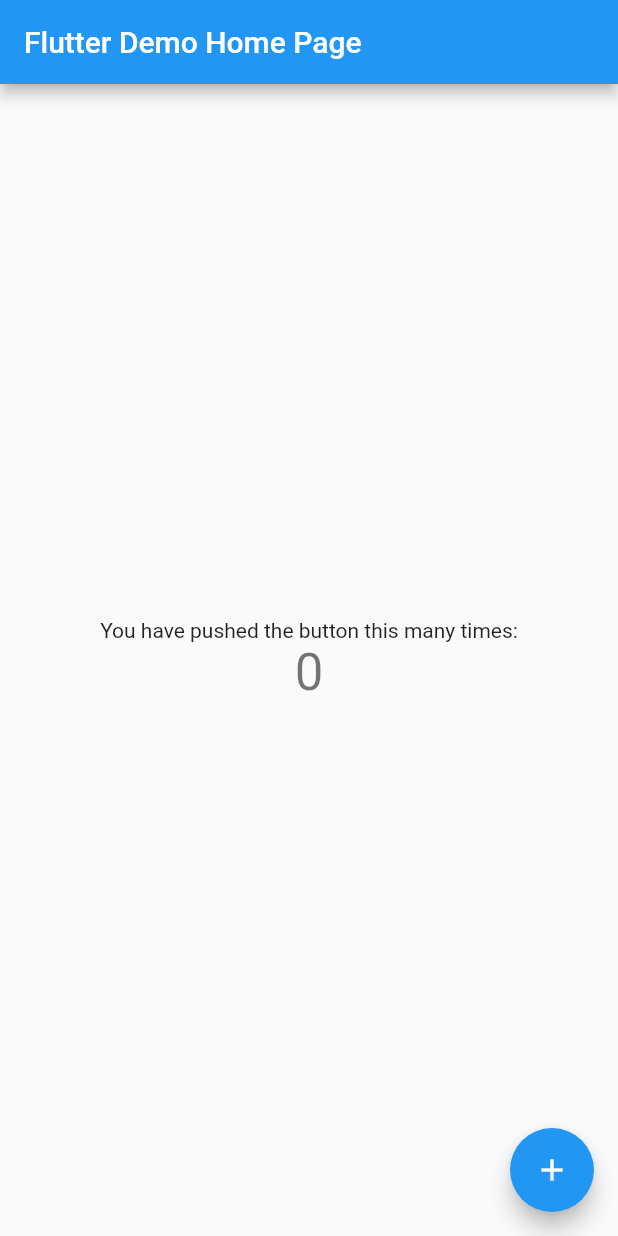
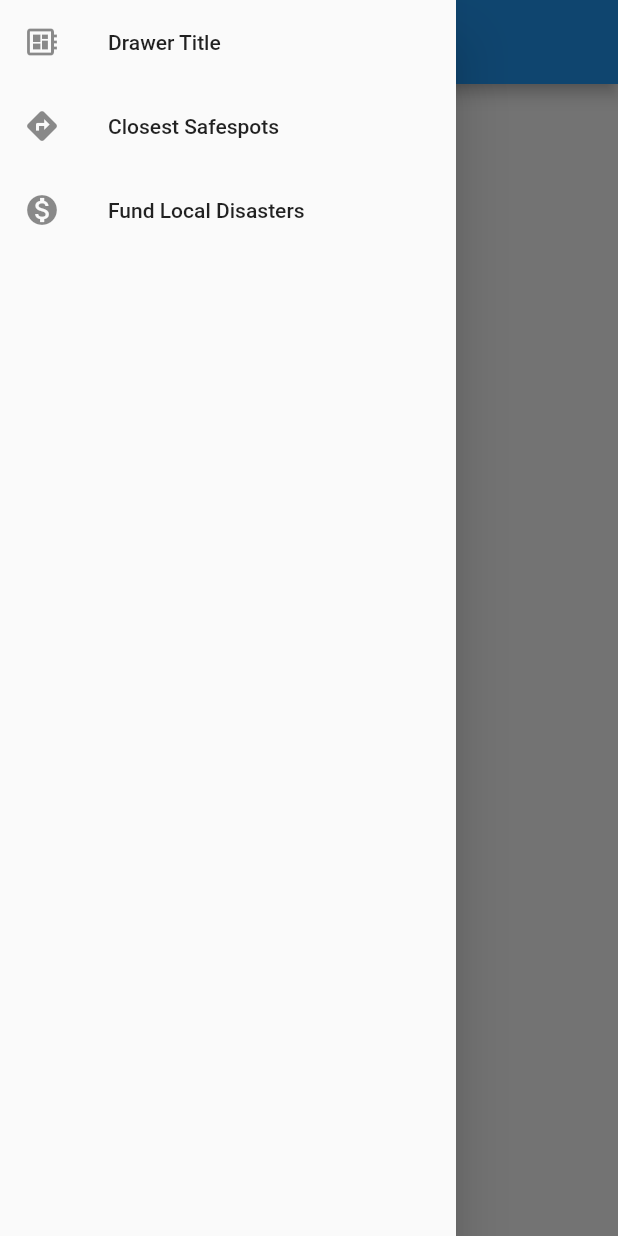
Before and after one commit to MananSoni42/CodeFunDo, a Flutter app: the screen it shows after launch, with the side drawer open (before the commit the screen has no drawer), on a phone screen of 412 x 824 dp. Run offline on Flutter 3.47's test engine with Material 2 defaults, Android fonts, the phone set to English and light mode, and no system bars.

Commit message:
Basic scaffold and drawer

```diff
--- a/catastrofree_app/lib/main.dart
+++ b/catastrofree_app/lib/main.dart
@@ -1,109 +1,52 @@
 import 'package:flutter/material.dart';
 
-void main() => runApp(new MyApp());
+void main() {
+  runApp(MaterialApp(
+    title: 'Catastrofree',
+    home: MyAppHome(),
+  ));
+}
 
-class MyApp extends StatelessWidget {
+class MyAppHome extends StatelessWidget {
   // This widget is the root of your application.
   @override
   Widget build(BuildContext context) {
-    return new MaterialApp(
-      title: 'Flutter Demo',
-      theme: new ThemeData(
-        // This is the theme of your application.
-        //
-        // Try running your application with "flutter run". You'll see the
-        // application has a blue toolbar. Then, without quitting the app, try
-        // changing the primarySwatch below to Colors.green and then invoke
-        // "hot reload" (press "r" in the console where you ran "flutter run",
-        // or press Run > Flutter Hot Reload in IntelliJ). Notice that the
-        // counter didn't reset back to zero; the application is not restarted.
-        primarySwatch: Colors.blue,
+    return Scaffold(
+      appBar: AppBar(
+        leading: IconButton(
+          icon: Icon(Icons.menu),
+          tooltip: 'Navigation menu',
+          onPressed: null,
+        ),
+        title: Text('Main Screen', style: TextStyle( fontWeight: FontWeight.bold),),
       ),
-      home: new MyHomePage(title: 'Flutter Demo Home Page'),
+      body: Center(
+        child: Text("Testing"),
+      ),
+      drawer: Drawer(
+        child: ListView(
+          children: <Widget>[
+          ListTile(
+            leading: Icon(Icons.developer_board), //(dev) edit this icon
+            title: Text('Drawer Title'), //(dev) set this title
+            onTap: () {
+              //(dev) this should reopen the home screen if not already open
+              Navigator.pop(context); // close the drawer - currently closes the drawer
+            },
+          ),
+          ListTile(
+            leading: Icon(Icons.directions),
+            title: Text("Closest Safespots"),
+            onTap: null,
+          ),
+          ListTile(
+            leading: Icon(Icons.monetization_on),
+            title: Text("Fund Local Disasters"),
+            onTap: null,
+          ),
+        ],
+        )
+      ),
     );
   }
 }
-
-class MyHomePage extends StatefulWidget {
-  MyHomePage({Key key, this.title}) : super(key: key);
-
-  // This widget is the home page of your application. It is stateful, meaning
-  // that it has a State object (defined below) that contains fields that affect
-  // how it looks.
-
-  // This class is the configuration for the state. It holds the values (in this
-  // case the title) provided by the parent (in this case the App widget) and
-  // used by the build method of the State. Fields in a Widget subclass are
-  // always marked "final".
-
-  final String title;
-
-  @override
-  _MyHomePageState createState() => new _MyHomePageState();
-}
-
-class _MyHomePageState extends State<MyHomePage> {
-  int _counter = 0;
-
-  void _incrementCounter() {
-    setState(() {
-      // This call to setState tells the Flutter framework that something has
-      // changed in this State, which causes it to rerun the build method below
-      // so that the display can reflect the updated values. If we changed
-      // _counter without calling setState(), then the build method would not be
-      // called again, and so nothing would appear to happen.
-      _counter++;
-    });
-  }
-
-  @override
-  Widget build(BuildContext context) {
-    // This method is rerun every time setState is called, for instance as done
-    // by the _incrementCounter method above.
-    //
-    // The Flutter framework has been optimized to make rerunning build methods
-    // fast, so that you can just rebuild anything that needs updating rather
-    // than having to individually change instances of widgets.
-    return new Scaffold(
-      appBar: new AppBar(
-        // Here we take the value from the MyHomePage object that was created by
-        // the App.build method, and use it to set our appbar title.
-        title: new Text(widget.title),
-      ),
-      body: new Center(
-        // Center is a layout widget. It takes a single child and positions it
-        // in the middle of the parent.
-        child: new Column(
-          // Column is also layout widget. It takes a list of children and
-          // arranges them vertically. By default, it sizes itself to fit its
-          // children horizontally, and tries to be as tall as its parent.
-          //
-          // Invoke "debug paint" (press "p" in the console where you ran
-          // "flutter run", or select "Toggle Debug Paint" from the Flutter tool
-          // window in IntelliJ) to see the wireframe for each widget.
-          //
-          // Column has various properties to control how it sizes itself and
-          // how it positions its children. Here we use mainAxisAlignment to
-          // center the children vertically; the main axis here is the vertical
-          // axis because Columns are vertical (the cross axis would be
-          // horizontal).
-          mainAxisAlignment: MainAxisAlignment.center,
-          children: <Widget>[
-            new Text(
-              'You have pushed the button this many times:',
-            ),
-            new Text(
-              '$_counter',
-              style: Theme.of(context).textTheme.display1,
-            ),
-          ],
-        ),
-      ),
-      floatingActionButton: new FloatingActionButton(
-        onPressed: _incrementCounter,
-        tooltip: 'Increment',
-        child: new Icon(Icons.add),
-      ), // This trailing comma makes auto-formatting nicer for build methods.
-    );
-  }
-}
```
